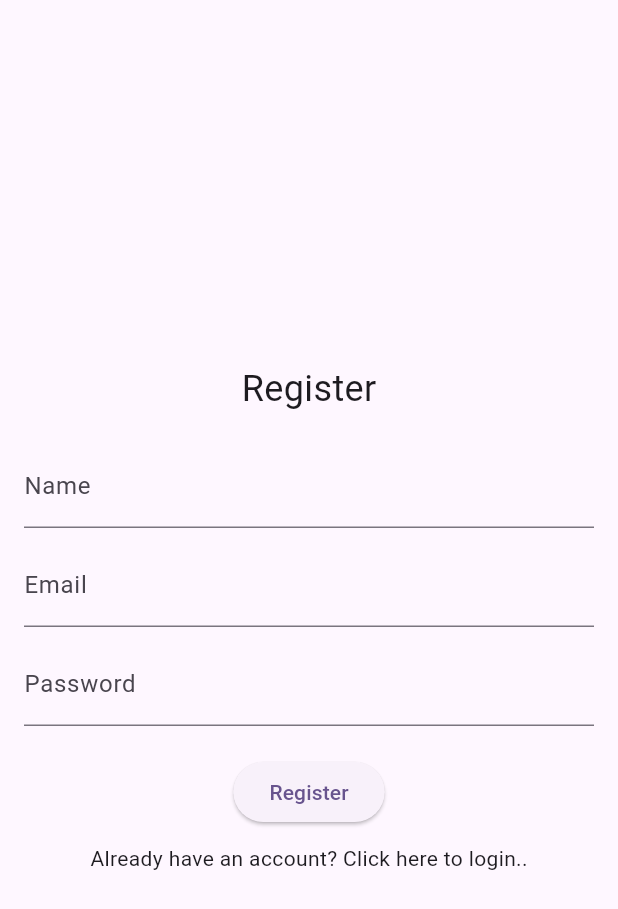
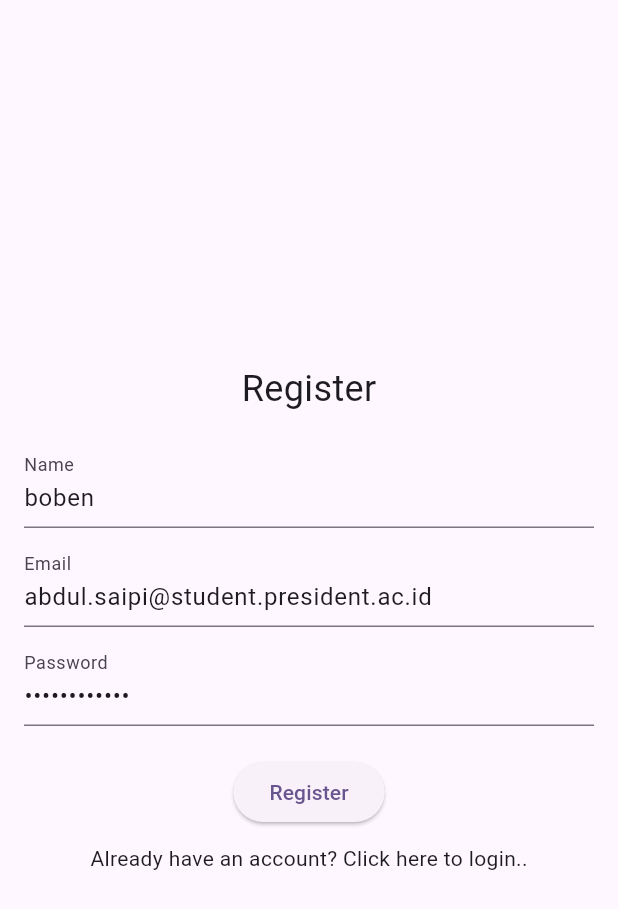
Before and after one commit to FP-CAPSTONE/AudioVision, a Flutter app: the RegisterPage screen opened directly, on a phone screen of 412 x 824 dp. Shown: the top 909 px of the screen. Run offline on Flutter 3.47's test engine with Material 3 defaults, Android fonts, the phone set to English and light mode, and no system bars; our stand-ins replace camera, firebase_core, firebase_database, flutter_dotenv, flutter_tts, geolocator and 8 more; missing offline and left inert: flutter_config, flutter_polyline_points, flutter_vision, google_place; accounts and stored records are empty; network calls fail.

Commit message:
get polyline for tracking and config login and register to servber

```diff
--- a/lib/pages/auth_page/login.dart
+++ b/lib/pages/auth_page/login.dart
@@ -9,10 +9,14 @@ class LoginPage extends StatefulWidget {
 }
 
 class _LoginPageState extends State<LoginPage> {
+  // TextEditingController _emailController =
+  //     TextEditingController(text: "kminchelle");
+  // TextEditingController _passwordController =
+  //     TextEditingController(text: "0lelplR");
   TextEditingController _emailController =
-      TextEditingController(text: "kminchelle");
+      TextEditingController(text: "abdul.saipi@student.president.ac.id");
   TextEditingController _passwordController =
-      TextEditingController(text: "0lelplR");
+      TextEditingController(text: "passwordsaya");
 
   bool _isLoading = false;
 
--- a/lib/pages/auth_page/register.dart
+++ b/lib/pages/auth_page/register.dart
@@ -8,9 +8,11 @@ class RegisterPage extends StatefulWidget {
 }
 
 class _RegisterPageState extends State<RegisterPage> {
-  TextEditingController _nameController = TextEditingController();
-  TextEditingController _emailController = TextEditingController();
-  TextEditingController _passwordController = TextEditingController();
+  TextEditingController _nameController = TextEditingController(text: "boben");
+  TextEditingController _emailController =
+      TextEditingController(text: "abdul.saipi@student.president.ac.id");
+  TextEditingController _passwordController =
+      TextEditingController(text: "passwordsaya");
 
   final FlutterTts flutterTts = FlutterTts();
 
--- a/lib/pages/map_page/method/share_location_method.dart
+++ b/lib/pages/map_page/method/share_location_method.dart
@@ -1,5 +1,6 @@
 import 'package:audiovision/pages/auth_page/services/auth_services.dart';
 import 'package:audiovision/pages/map_page/map.dart';
+import 'package:audiovision/pages/map_page/method/polyline_mothod.dart';
 import 'package:firebase_database/firebase_database.dart';
 import 'package:flutter/material.dart';
 import 'package:google_maps_flutter/google_maps_flutter.dart';
@@ -107,6 +108,8 @@ class ShareLocation {
     trackingId = null;
     trackUserCoordinate = null;
     trackDestinationCoordinate = null;
+    PolylineMethod(stopTracking)
+        .clearPolyline(); // stop tracking did not use in clearPolyline method
 
     MapPage.markers.removeWhere(
       (marker) => marker.markerId.value == ShareLocation.trackingUserName!,
```
Also changed, not shown: lib/pages/auth_page/services/auth_services.dart (+19 -20 lines), lib/pages/map_page/map.dart (+17 -2 lines), lib/pages/map_page/method/polyline_mothod.dart (+5 -5 lines).
